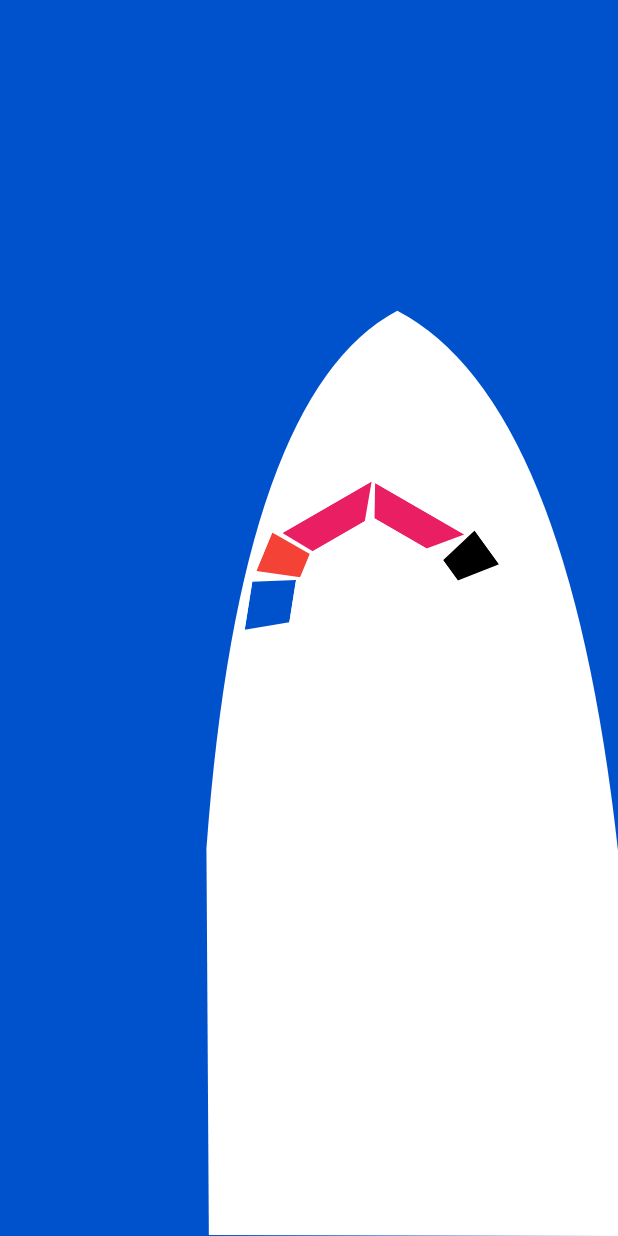
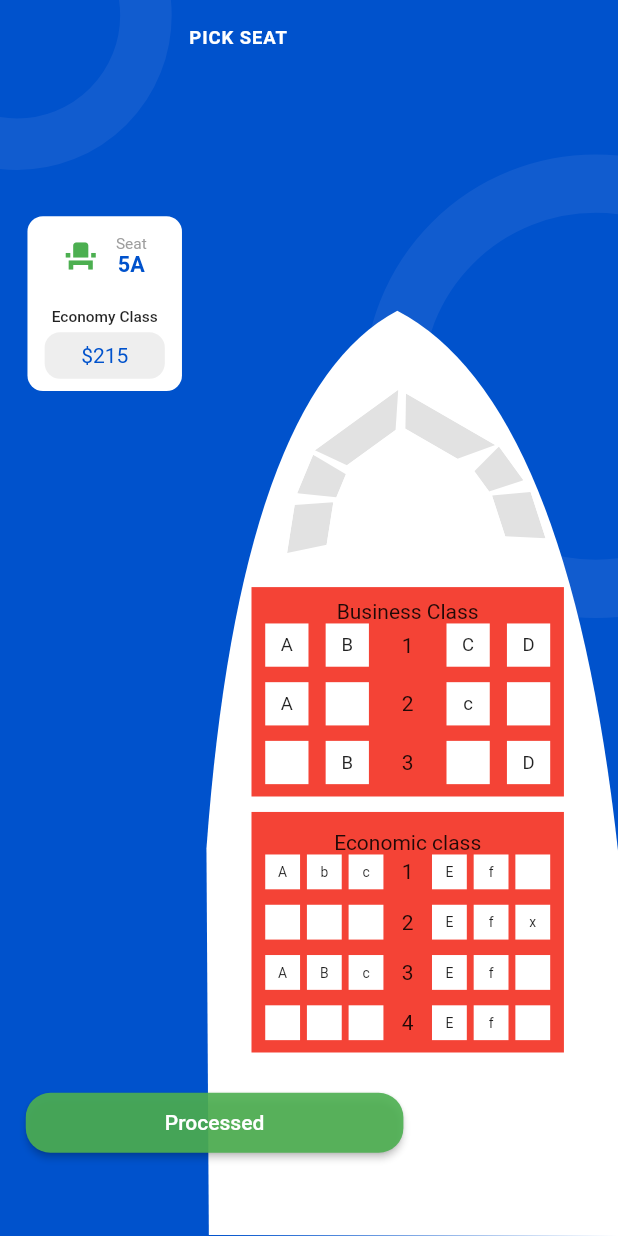
Before and after one commit to nurnabi-flutter-excelitai/ui-practice, a Flutter app: the screen it shows after launch, on a phone screen of 412 x 824 dp. Run offline on Flutter 3.47's test engine with Material 2 defaults, Android fonts, the light colour scheme and no system bars; our stand-ins replace dropdown_button2, flutter_advanced_switch, flutter_screenutil; missing offline and left inert: onboarding.

Commit message:
ticket booking screen 95% work done

```diff
--- /dev/null
+++ b/lib/model_class/business_class_model.dart
@@ -0,0 +1,29 @@
+class BusinessClassModel {
+  int id;
+  String businessSeatName;
+
+  BusinessClassModel(
+      this.id,
+      this.businessSeatName);
+}
+
+
+final businessSeat = [
+  BusinessClassModel(1, 'A'),
+  BusinessClassModel(2, 'B'),
+  BusinessClassModel(3, '1'),
+  BusinessClassModel(4, 'C'),
+  BusinessClassModel(5, 'D'),
+  BusinessClassModel(6, 'A'),
+  BusinessClassModel(7, ''),
+  BusinessClassModel(8, '2'),
+  BusinessClassModel(9, 'c'),
+  BusinessClassModel(10, ''),
+  BusinessClassModel(11, ''),
+  BusinessClassModel(12, 'B'),
+  BusinessClassModel(13, '3'),
+  BusinessClassModel(14, ''),
+  BusinessClassModel(15, 'D'),
+
+
+];
--- /dev/null
+++ b/lib/model_class/economy_class.dart
@@ -0,0 +1,49 @@
+class EconomyClassModel {
+  int id;
+  String economicSeatName;
+
+  EconomyClassModel(
+      this.id,
+      this. economicSeatName);
+}
+
+
+final economySeat = [
+  EconomyClassModel(1, 'A'),
+  EconomyClassModel(2, 'b'),
+  EconomyClassModel(3, 'c'),
+  EconomyClassModel(4, '1'),
+
+
+
+  EconomyClassModel(5, 'E'),
+  EconomyClassModel(6, 'f'),
+  EconomyClassModel(7, ''),
+  EconomyClassModel(8, ''),
+  EconomyClassModel(9, ''),
+  EconomyClassModel(10, ''),
+  EconomyClassModel(11, '2'),
+
+
+  EconomyClassModel(12, 'E'),
+  EconomyClassModel(13, 'f'),
+  EconomyClassModel(14, 'x'),
+  EconomyClassModel(15, 'A'),
+  EconomyClassModel(16, 'B'),
+  EconomyClassModel(17, 'c'),
+  EconomyClassModel(18, '3'),
+
+  EconomyClassModel(19, 'E'),
+  EconomyClassModel(20, 'f'),
+  EconomyClassModel(21, ''),
+  EconomyClassModel(22, ''),
+  EconomyClassModel(23, ''),
+  EconomyClassModel(24, ''),
+  EconomyClassModel(25, '4'),
+
+
+
+  EconomyClassModel(16, 'E'),
+  EconomyClassModel(27, 'f'),
+  EconomyClassModel(28, ''),
+];
--- a/lib/screen/ticket_booking_screen.dart
+++ b/lib/screen/ticket_booking_screen.dart
@@ -1,9 +1,12 @@
-
 import 'dart:math';
 
+import 'package:excel_it_task/model_class/business_class_model.dart';
 import 'package:excel_it_task/utils/const_file.dart';
 import 'package:flutter/material.dart';
 import 'package:flutter_screenutil/flutter_screenutil.dart';
+
+import '../widgets/economic_class_seatcolor.dart';
+import '../widgets/seatcolor_change.dart';
 
 class TicketBookingScreen extends StatefulWidget {
   const TicketBookingScreen({Key? key}) : super(key: key);
@@ -15,126 +18,169 @@ class TicketBookingScreen extends StatefulWidget {
 class _TicketBookingScreenState extends State<TicketBookingScreen> {
   @override
   Widget build(BuildContext context) {
-    return Scaffold(
+    return SafeArea(
+      child: Scaffold(
         backgroundColor: AppColor.appPrimaryColor,
         body: Stack(
           children: [
+
+
+            //...pick seat
+
+            Positioned(
+               left: 110.w,
+                top: 18.h,
+                child: Center(child: Text('PICK SEAT',style: TextStyle(fontSize: 12.sp,color: Colors.white,fontWeight: FontWeight.w600,letterSpacing: 0.6),))),
+
+
+
+
+
+            // circle cure left side
+            Positioned(
+              top: -90.h,
+              left: -90.w,
+              child: Container(
+                height: 200.h,
+                width: 200.w,
+                decoration: BoxDecoration(
+                  color: AppColor.appPrimaryColor,
+                  border: Border.all(
+                      color: Color(0XFF115CCF),
+                      width: 30.w
+                  ),
+                  shape: BoxShape.circle,
+                ),
+              ),
+            ),
+            // circle curve right side
+            Positioned(
+              top: 100.h,
+              right: -137.w,
+
+              child: Container(
+                height: 300.h,
+                width: 300.w,
+                decoration: BoxDecoration(
+                  //color: AppColor.appPrimaryColor,
+                  border: Border.all(
+                    color: Color(0XFF115CCF),
+                      //color: Colors.grey,
+                      width: 34.w
+                  ),
+                  shape: BoxShape.circle,
+                ),
+              ),
+            ),
+
+
+            //...container position
+            Positioned(
+               top: 140.h,
+                left: 16.w,
+                child: Container(
+
+                  width: 90.w,
+                  decoration: BoxDecoration(
+                    color: Colors.white,
+                    borderRadius: BorderRadius.all(Radius.circular(10.r))
+                  ),
+                  child: Column(
+                    children: [
+                       Padding(
+                         padding:  EdgeInsets.all(12),
+                         child: Row(
+                           mainAxisAlignment: MainAxisAlignment.spaceEvenly,
+                           children: [
+                             Icon(Icons.event_seat,color: Colors.green,),
+                             Column(
+                               children: [
+                                 Text('Seat',style: TextStyle(fontSize: 10.sp,color: Colors.grey),),
+                                 Text('5A',style: TextStyle(fontSize: 14.sp,color: AppColor.appPrimaryColor,fontWeight: FontWeight.bold))
+                               ],
+                             )
+                           ],
+                         ),
+                       ),
+                      SizedBox(height: 7.h,),
+                      Text('Economy Class',style: TextStyle(fontSize: 10.sp,fontWeight: FontWeight.w500),),
+                      Padding(
+                        padding:  EdgeInsets.only(bottom: 8.0.h,top: 5.h),
+                        child: Container(
+                          width: 70.w,
+                          height: 30.h,
+                          decoration: BoxDecoration(
+                            //color: Color(0XFF115CCF),
+                              color: Colors.grey.shade200,
+                             borderRadius: BorderRadius.all(Radius.circular(10.r))
+                          ),
+                          child: Center(child: Text('\$215',style: TextStyle(color: AppColor.appPrimaryColor),)),
+                        ),
+                      )
+
+                    ],
+                  ),
+
+            )),
+
+
 
             ///......>> biman bangladesh airliens......
             Positioned(
               right: 0,
               bottom: 0,
               child: CustomPaint(
-
-
-              size: Size(360.w,800.h),
+                size: Size(360.w, 800.h),
                 painter: RPSCustomPainter(),
-
               ),
             ),
 
-
-
-
-          /*Positioned(
-            right: 60.w,
-            bottom: 390.h,
-            child: Transform.scale(
-              scaleX: -1,
+            //1st clipper......
+            Positioned(
+              right: 187.sp,
+              bottom: 440.sp,
+              child: Transform.rotate(
+                angle: pi / 20,
                 child: ClipPath(
                   clipper: Clipper1(),
                   child: Container(
                     height: 37.h,
-                  width: 25.w,
-                  color: AppColor.appPrimaryColor,
+                    width: 22.w,
+                    color: Colors.grey.withOpacity(0.3),
                   ),
                 ),
               ),
             ),
 
+            //....2nd clipper.....
             Positioned(
-            right: 60.w,
-            bottom: 424.h,
-            child: Transform.scale(
-              scaleX: -1,
+              right: 179.sp,
+              bottom: 475.sp,
+              child: Transform.rotate(
+                angle: pi / 8,
                 child: ClipPath(
                   clipper: Clipper2(),
                   child: Container(
                     height: 27.h,
-                  width: 25.w,
-                  color: Colors.red,
+                    width: 22.w,
+                    color: Colors.grey.withOpacity(0.3),
                   ),
                 ),
               ),
             ),
 
+            //....3rd clipper.....
             Positioned(
-            right: 60.w,
-            bottom: 453.h,
-            child: Transform.scale(
-              scale: -1,
+              right: 130.sp,
+              bottom: 510.sp,
+              child: Transform.rotate(
+                angle: pi / -5,
                 child: ClipPath(
                   clipper: Clipper3(),
                   child: Container(
                     height: 20.h,
                     width: 60.w,
-                  color: Colors.pink,
-                ),
-              ),
-            ),
-          ),*/
-
-
-
-
-          //....1st clipper
-          Positioned(
-            right: 190.w,
-            bottom: 390.h,
-            child: Transform.rotate(
-              angle:pi/20,
-              child: ClipPath(
-                clipper: Clipper1(),
-                child: Container(
-                  height: 37.h,
-                  width: 25.w,
-                  color: AppColor.appPrimaryColor,
-                ),
-              ),
-            ),
-          ),
-
-          //.....2nd clipper
-           Positioned(
-            right: 182.w,
-            bottom: 424.h,
-            child: Transform.rotate(
-              angle:pi/8,
-              child: ClipPath(
-                clipper:Clipper2() ,
-                child: Container(
-                  height: 27.h,
-                  width: 25.w,
-                  color: Colors.red,
-                ),
-              ),
-            ),
-          ),
-
-
-
-          //....3rd clipper.....
-          Positioned(
-            right: 135.w,
-            bottom: 453.h,
-            child: Transform.rotate(
-              angle: pi/-6,
-              child: ClipPath(
-                clipper: Clipper3(),
-                child: Container(
-                  height: 20.h,
-                  width: 60.w,
-                  color: Colors.pink,
+                    color: Colors.grey.withOpacity(0.3),
                   ),
                 ),
               ),
@@ -143,16 +189,16 @@ class _TicketBookingScreenState extends State<TicketBookingScreen> {
             //......4th clipper......
 
             Positioned(
-            right: 90.w,
-            bottom: 452.h,
+              right: 80.sp,
+              bottom: 510.sp,
               child: Transform.rotate(
-              angle: pi/6,
+                angle: pi / 6,
                 child: ClipPath(
                   clipper: Clipper3(),
                   child: Container(
                     height: 20.h,
                     width: 60.w,
-                  color: Colors.pink,
+                    color: Colors.grey.withOpacity(0.3),
                   ),
                 ),
               ),
@@ -161,20 +207,100 @@ class _TicketBookingScreenState extends State<TicketBookingScreen> {
             //......5th clipper......
 
             Positioned(
-            right: 74.w,
-            bottom: 424.h,
+              right: 67.sp,
+              bottom: 480.sp,
               child: Transform.rotate(
-              angle: pi/-5,
+                angle: pi / -5,
                 child: Transform.scale(
                   scaleX: -1,
                   child: ClipPath(
                     clipper: Clipper2(),
                     child: Container(
                       height: 27.h,
-                    width: 25.w,
-                    color: Colors.black,
+                      width: 20.w,
+                      color: Colors.grey.withOpacity(0.3),
                     ),
                   ),
+                ),
+              ),
+            ),
+
+            //.....6th clipper,,,,
+            Positioned(
+              right: 52.sp,
+              bottom: 447.sp,
+              child: Transform.rotate(
+                angle: pi / -10,
+                child: Transform.scale(
+                  scaleX: -1,
+                  child: ClipPath(
+                    clipper: Clipper1(),
+                    child: Container(
+                      height: 37.h,
+                      width: 22.w,
+                      color: Colors.grey.withOpacity(0.3),
+                    ),
+                  ),
+                ),
+              ),
+            ),
+
+            Positioned(
+              top: 380.sp,
+              right: 35.sp,
+              child: Column(
+                children: [
+                  Container(
+                    width: 182.w,
+                    color: Colors.red,
+                    child: Column(
+                      children: [
+                        Padding(
+                          padding:  EdgeInsets.only(top: 8.0.h),
+                          child: Text('Business Class'),
+                        ),
+                        SeatGrid(),
+                      ],
+                    ),
+                  ),
+                  SizedBox(height: 10.h,),
+                  Container(
+                    width: 182.w,
+                    color: Colors.red,
+                    child: Column(
+                      children: [
+                        Padding(
+                          padding:  EdgeInsets.only(top: 12.0.h,bottom: 0),
+                          child: Text('Economic class'),
+                        ),
+                        EconomicSeatGrid()
+                      ],
+                    ),
+                  ),
+                ],
+              ),
+            ),
+
+            // ...elevated button
+
+            Positioned(
+              bottom: 50.h,
+              left: 15.w,
+              child: ElevatedButton(
+                onPressed: () {
+                  // Button press callback
+                },
+                child: Text('Processed'),
+                style: ButtonStyle(
+                  shape: MaterialStateProperty.all<RoundedRectangleBorder>(
+                    RoundedRectangleBorder(
+                      borderRadius: BorderRadius.circular(16.0.r), // Set the desired radius size
+                    ),
+                  ),
+                  minimumSize: MaterialStateProperty.all<Size>(
+                    Size(220.w, 40.0), // Set the desired width and height
+                  ),
+                  backgroundColor: MaterialStateProperty.all<Color>(Colors.green.withOpacity(0.9)), // Set the desired color
                 ),
               ),
             ),
@@ -183,25 +309,31 @@ class _TicketBookingScreenState extends State<TicketBookingScreen> {
 
 
 
+
+
+
+
+
+
           ],
+        ),
       ),
     );
   }
 }
 
-class Clipper3  extends CustomClipper<Path>{
+class Clipper3 extends CustomClipper<Path> {
   @override
   Path getClip(Size size) {
     var path = Path();
     path.lineTo(size.width, 0);
-    path.lineTo(size.width-15.w, size.height);
+    path.lineTo(size.width - 15.w, size.height);
 
     path.lineTo(10.w, size.height);
 
     path.lineTo(0, 0);
 
     path.close();
-
 
     return path;
   }
@@ -213,41 +345,36 @@ class Clipper3  extends CustomClipper<Path>{
   }
 }
 
-class Clipper2 extends CustomClipper<Path>{
+class Clipper2 extends CustomClipper<Path> {
   @override
   Path getClip(Size size) {
     var path = new Path();
     path.lineTo(0, size.height);
-    path.lineTo(size.width, size.height*0.73);
-    path.lineTo(size.width, size.height*0.13);
-    path.lineTo(size.width, size.height*0.13);
+    path.lineTo(size.width, size.height * 0.73);
+    path.lineTo(size.width, size.height * 0.13);
+    path.lineTo(size.width, size.height * 0.13);
     path.lineTo(0, 0);
     path.close();
 
-
-
     return path;
-
   }
 
   @override
   bool shouldReclip(covariant CustomClipper<Path> oldClipper) {
-
     return true;
   }
 }
 
-class Clipper1 extends CustomClipper<Path>{
+class Clipper1 extends CustomClipper<Path> {
   @override
   Path getClip(Size size) {
     var path = new Path();
     path.lineTo(0, 0);
     path.lineTo(0, size.height);
-    path.lineTo(size.width, size.height*0.75);
+    path.lineTo(size.width, size.height * 0.75);
     path.lineTo(size.width, 0);
-    path.lineTo(0, size.height*0.15);
+    path.lineTo(0, size.height * 0.15);
     path.close();
-
 
     return path;
   }
@@ -259,40 +386,30 @@ class Clipper1 extends CustomClipper<Path>{
   }
 }
 
-
-
-
-
-class RPSCustomPainter extends CustomPainter{
-
+class RPSCustomPainter extends CustomPainter {
   @override
   void paint(Canvas canvas, Size size) {
-
-
-
     Paint paint0 = Paint()
       ..color = Colors.white
       ..style = PaintingStyle.fill;
     // ..strokeWidth = ;
 
-
     Path path0 = Path();
-    path0.moveTo(size.width*0.3379722,size.height*0.9992875);
-    path0.lineTo(size.width*0.3340556,size.height*0.6862625);
-    path0.quadraticBezierTo(size.width*0.3881667,size.height*0.3185125,size.width*0.6428889,size.height*0.2513750);
-    path0.quadraticBezierTo(size.width*0.9194722,size.height*0.3234750,size.width,size.height*0.6883000);
-    path0.lineTo(size.width,size.height);
-    path0.lineTo(size.width*0.3379722,size.height*0.9992875);
+    path0.moveTo(size.width * 0.3379722, size.height * 0.9992875);
+    path0.lineTo(size.width * 0.3340556, size.height * 0.6862625);
+    path0.quadraticBezierTo(size.width * 0.3881667, size.height * 0.3185125,
+        size.width * 0.6428889, size.height * 0.2513750);
+    path0.quadraticBezierTo(size.width * 0.9194722, size.height * 0.3234750,
+        size.width, size.height * 0.6883000);
+    path0.lineTo(size.width, size.height);
+    path0.lineTo(size.width * 0.3379722, size.height * 0.9992875);
     path0.close();
 
     canvas.drawPath(path0, paint0);
-
-
   }
 
   @override
   bool shouldRepaint(covariant CustomPainter oldDelegate) {
     return true;
   }
-
 }
--- a/lib/utils/const_file.dart
+++ b/lib/utils/const_file.dart
@@ -7,6 +7,7 @@ class AppColor{
 
   static const Color appPrimaryColor = Color(0XFF0052cc);
   static const Color appBackgroundColor = Color(0XFFffffff);
+  static const Color appSubColorForContainer=  Color(0XFF115CCF);
 
 
 
--- /dev/null
+++ b/lib/widgets/economic_class_seatcolor.dart
@@ -0,0 +1,79 @@
+
+import 'package:flutter/material.dart';
+import 'package:flutter_screenutil/flutter_screenutil.dart';
+
+import '../model_class/economy_class.dart';
+
+class EcoSeatNameWidget extends StatelessWidget {
+  final String child;
+
+  const EcoSeatNameWidget({Key? key, required this.child}) : super(key: key);
+
+  @override
+  Widget build(BuildContext context) {
+    return Center(child: Text(child));
+  }
+}
+
+
+
+class EconomicSeatGrid extends StatefulWidget {
+  const EconomicSeatGrid({Key? key}) : super(key: key);
+
+  @override
+  State<EconomicSeatGrid> createState() => _EconomicSeatGridState();
+}
+
+class _EconomicSeatGridState extends State<EconomicSeatGrid> {
+  List<int> selectedIndices = [];
+  @override
+  Widget build(BuildContext context) {
+    return Padding(
+      padding: EdgeInsets.only(left: 8.0.w, right: 8.w, bottom: 8.h),
+      child: GridView.builder(
+        shrinkWrap: true,
+        gridDelegate: SliverGridDelegateWithFixedCrossAxisCount(
+          crossAxisCount: 7,
+          mainAxisSpacing: 10.0.h,
+          crossAxisSpacing: 4.0.w,
+        ),
+        itemCount: economySeat.length, // Total number of items in the grid
+        itemBuilder: (context, index) {
+          if (index == 3) {
+            return EcoSeatNameWidget(child: economySeat[index].economicSeatName);
+          }
+          if (index == 10) {
+            return EcoSeatNameWidget(child: economySeat[index].economicSeatName);
+          }
+          if (index == 17) {
+            return EcoSeatNameWidget(child: economySeat[index].economicSeatName);
+          }
+          if (index == 24) {
+            return EcoSeatNameWidget(child: economySeat[index].economicSeatName);
+          }
+
+          final seatName = economySeat[index];
+          final isSelected = selectedIndices.contains(index);
+          final color = isSelected ? Colors.blue : Colors.white;
+          return GestureDetector(
+            onTap: () {
+              setState(() {
+                if (isSelected) {
+                  selectedIndices.remove(index);
+                } else {
+                  selectedIndices.add(index);
+                }
+              });
+            },
+            child: Container(
+              height: 12.h,
+              width: 24.w,
+              color: color,
+              child: Center(child: Text(seatName.economicSeatName,style: TextStyle(fontSize: 9.sp),)),
+            ),
+          );
+        },
+      ),
+    );
+  }
+}
--- /dev/null
+++ b/lib/widgets/seatcolor_change.dart
@@ -0,0 +1,119 @@
+import 'package:flutter/material.dart';
+import 'package:flutter_screenutil/flutter_screenutil.dart';
+
+import '../model_class/business_class_model.dart';
+
+// class SeatGrid extends StatefulWidget {
+//   @override
+//   _SeatGridState createState() => _SeatGridState();
+// }
+//
+// class _SeatGridState extends State<SeatGrid> {
+//   List<int> selectedIndices = [];
+//
+//   @override
+//   Widget build(BuildContext context) {
+//     return Padding(
+//       padding: EdgeInsets.only(left: 8.0.w, right: 8.w, bottom: 8.h),
+//       child: GridView.builder(
+//         shrinkWrap: true,
+//         gridDelegate: SliverGridDelegateWithFixedCrossAxisCount(
+//           crossAxisCount: 5,
+//           mainAxisSpacing: 12.0.h,
+//           crossAxisSpacing: 16.0,
+//         ),
+//         itemCount: businessSeat.length, // Total number of items in the grid
+//         itemBuilder: (context, index) {
+//           final seatName = businessSeat[index];
+//           final isSelected = selectedIndices.contains(index);
+//           final color = isSelected ? Colors.blue : Colors.white;
+//           return GestureDetector(
+//             onTap: () {
+//               setState(() {
+//                 if (isSelected) {
+//                   selectedIndices.remove(index);
+//                 } else {
+//                   selectedIndices.add(index);
+//                 }
+//               });
+//             },
+//             child: Container(
+//               height: 12.h,
+//               width: 24.w,
+//               color: color,
+//               child: Center(child: Text(seatName.businessSeatName)),
+//             ),
+//           );
+//         },
+//       ),
+//     );
+//   }
+// }
+
+class SeatGrid extends StatefulWidget {
+  @override
+  _SeatGridState createState() => _SeatGridState();
+}
+
+class _SeatGridState extends State<SeatGrid> {
+  List<int> selectedIndices = [];
+
+  @override
+  Widget build(BuildContext context) {
+    return Padding(
+      padding: EdgeInsets.only(left: 8.0.w, right: 8.w, bottom: 8.h),
+      child: GridView.builder(
+        shrinkWrap: true,
+        gridDelegate: SliverGridDelegateWithFixedCrossAxisCount(
+          crossAxisCount: 5,
+          mainAxisSpacing: 10.0.h,
+          crossAxisSpacing: 10.0.w,
+        ),
+        itemCount: businessSeat.length, // Total number of items in the grid
+        itemBuilder: (context, index) {
+          if (index == 2) {
+            return SeatNameWidget(child: businessSeat[index].businessSeatName);
+          }
+          if (index == 7) {
+            return SeatNameWidget(child: businessSeat[index].businessSeatName);
+          }
+          if (index == 12) {
+            return SeatNameWidget(child: businessSeat[index].businessSeatName);
+          }
+
+          final seatName = businessSeat[index];
+          final isSelected = selectedIndices.contains(index);
+          final color = isSelected ? Colors.blue : Colors.white;
+          return GestureDetector(
+            onTap: () {
+              setState(() {
+                if (isSelected) {
+                  selectedIndices.remove(index);
+                } else {
+                  selectedIndices.add(index);
+                }
+              });
+            },
+            child: Container(
+              height: 10.h,
+              width: 20.w,
+              color: color,
+              child: Center(child: Text(seatName.businessSeatName,style: TextStyle(fontSize: 12.sp),)),
+            ),
+          );
+        },
+      ),
+    );
+  }
+}
+
+class SeatNameWidget extends StatelessWidget {
+  final String child;
+
+  const SeatNameWidget({Key? key, required this.child}) : super(key: key);
+
+  @override
+  Widget build(BuildContext context) {
+    return Center(child: Text(child));
+  }
+}
```
Lines whose indentation alone changed are shown as unchanged.
